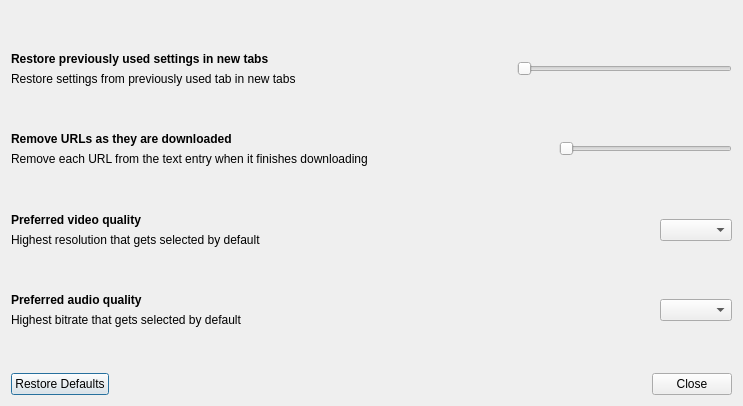
First picture: the form in src/designer/preferences_dialog.ui, repository markop404/media-downloader, before the edit.
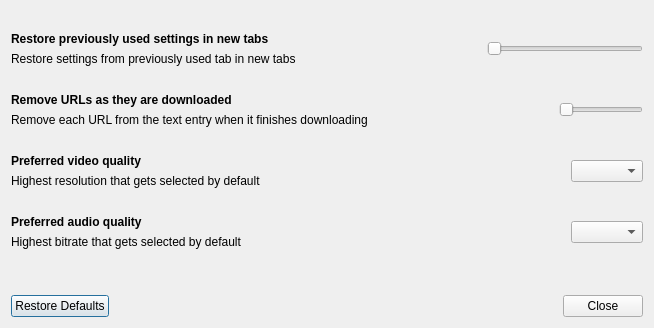
Second picture: the form after the edit. Custom widgets are drawn as their Qt base class.

The edit to the form file:
```diff
--- a/src/designer/preferences_dialog.ui
+++ b/src/designer/preferences_dialog.ui
@@ -2,14 +2,6 @@
 <ui version="4.0">
  <class>PreferencesDialog</class>
  <widget class="QDialog" name="PreferencesDialog">
-  <property name="geometry">
-   <rect>
-    <x>0</x>
-    <y>0</y>
-    <width>743</width>
-    <height>406</height>
-   </rect>
-  </property>
   <property name="windowTitle">
    <string>Preferences</string>
   </property>
@@ -395,6 +387,11 @@
    <extends>QSlider</extends>
    <header>custom_widgets.toggle</header>
   </customwidget>
+  <customwidget>
+   <class>ComboBox</class>
+   <extends>QComboBox</extends>
+   <header>custom_widgets.combobox</header>
+  </customwidget>
  </customwidgets>
  <resources/>
  <connections/>
```
Left out of the diff: 4 changed lines with no effect on the pictures.
